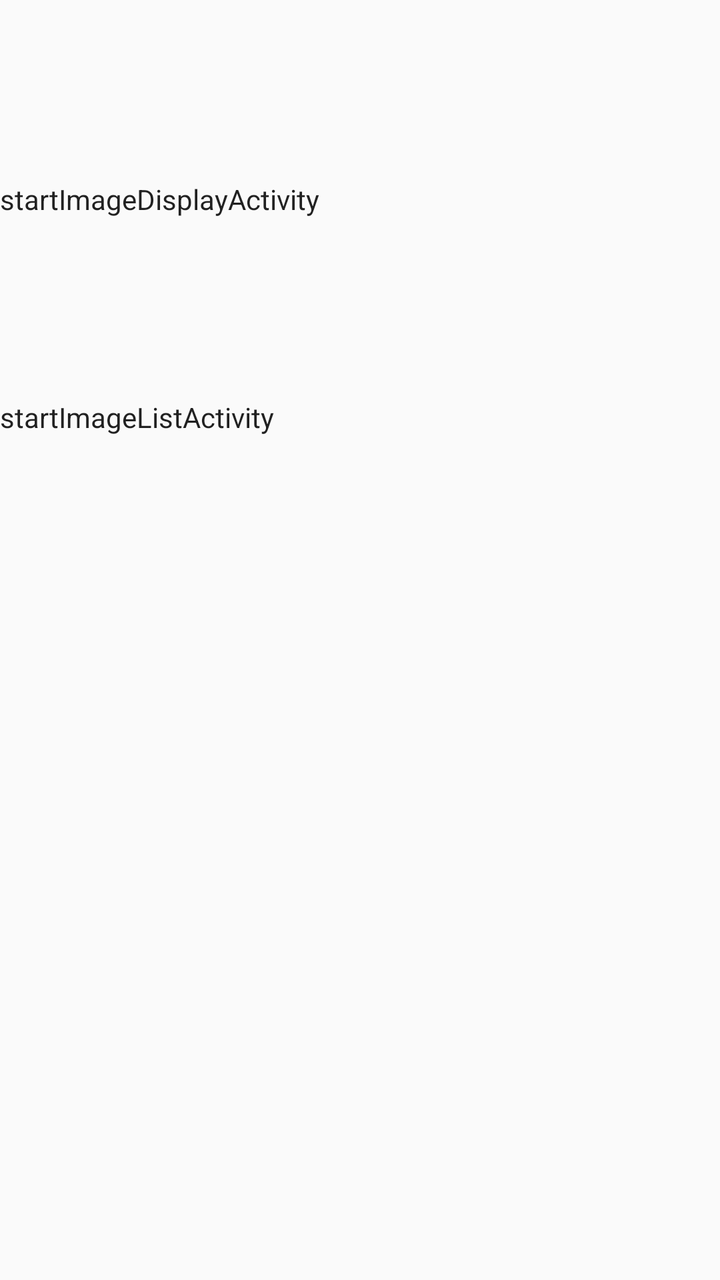
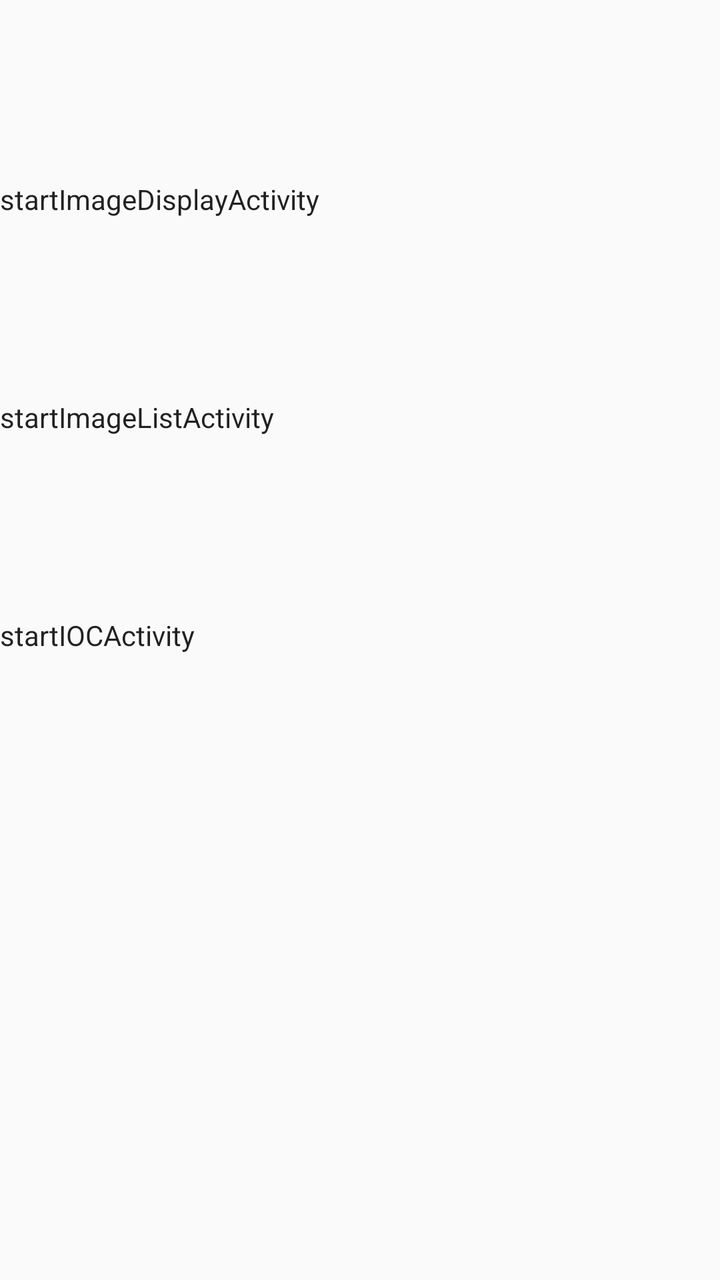

The first picture is an Android layout as it rendered before a commit; the second is the same layout after the commit. The layout source and the unified diff follow.
<!-- AndroidManifest.xml: activity theme Theme.HelloMichael -->
<!-- res/layout/hellomain.xml -->
<?xml version="1.0" encoding="utf-8"?>
<LinearLayout xmlns:android="http://schemas.android.com/apk/res/android"
    xmlns:tools="http://schemas.android.com/tools"
    android:layout_width="match_parent"
    android:layout_height="match_parent"
    android:orientation="vertical"
    android:visibility="visible">


    <Button
        android:layout_marginTop="90dp"
        android:id="@+id/startbutton"
        android:layout_width="match_parent"
        android:layout_height="wrap_content"
        android:text="startImageDisplayActivity"
        android:textAllCaps="false"
        />

    <Button
        android:layout_marginTop="90dp"
        android:layout_width="match_parent"
        android:layout_height="wrap_content"
        android:text="startImageListActivity"
        android:textAllCaps="false"
        android:onClick="startImageListActivity"
        />


</LinearLayout>
<!-- resources referenced by this layout -->
<resources>
  <style name="Theme.HelloMichael" parent="android:Theme.Material.Light.NoActionBar" />
</resources>

<!-- the commit's change to res/layout/hellomain.xml (unified diff, before → after) -->
@@ -25,5 +25,13 @@
         android:onClick="startImageListActivity"
         />
 
+    <Button
+        android:layout_marginTop="90dp"
+        android:layout_width="match_parent"
+        android:layout_height="wrap_content"
+        android:text="startIOCActivity"
+        android:textAllCaps="false"
+        android:onClick="startIOCActivity"
+        />
 
 </LinearLayout>
